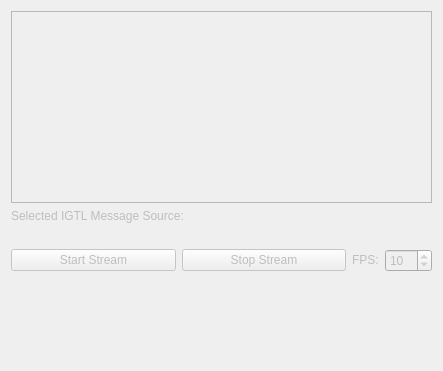
Qt form Modules/OpenIGTLinkUI/Qmitk/QmitkIGTLStreamingManagementWidgetControls.ui (MITK/MITK) before a commit.
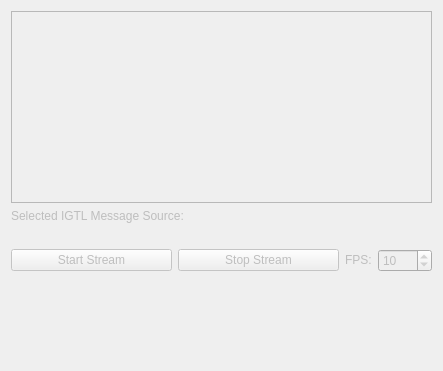
The same form after that commit. Custom widgets are drawn as their Qt base class.

Commit message: now using QTimer for streaming (calling updated...), UI display for framerate of incomping packages (thanks to Martin Klemm)

Diff of the .ui file:
```diff
--- a/Modules/OpenIGTLinkUI/Qmitk/QmitkIGTLStreamingManagementWidgetControls.ui
+++ b/Modules/OpenIGTLinkUI/Qmitk/QmitkIGTLStreamingManagementWidgetControls.ui
@@ -98,7 +98,7 @@
         </sizepolicy>
        </property>
        <property name="maximum">
-        <number>150</number>
+        <number>1500</number>
        </property>
        <property name="value">
         <number>10</number>
```
The commit also changes 7 other files.
